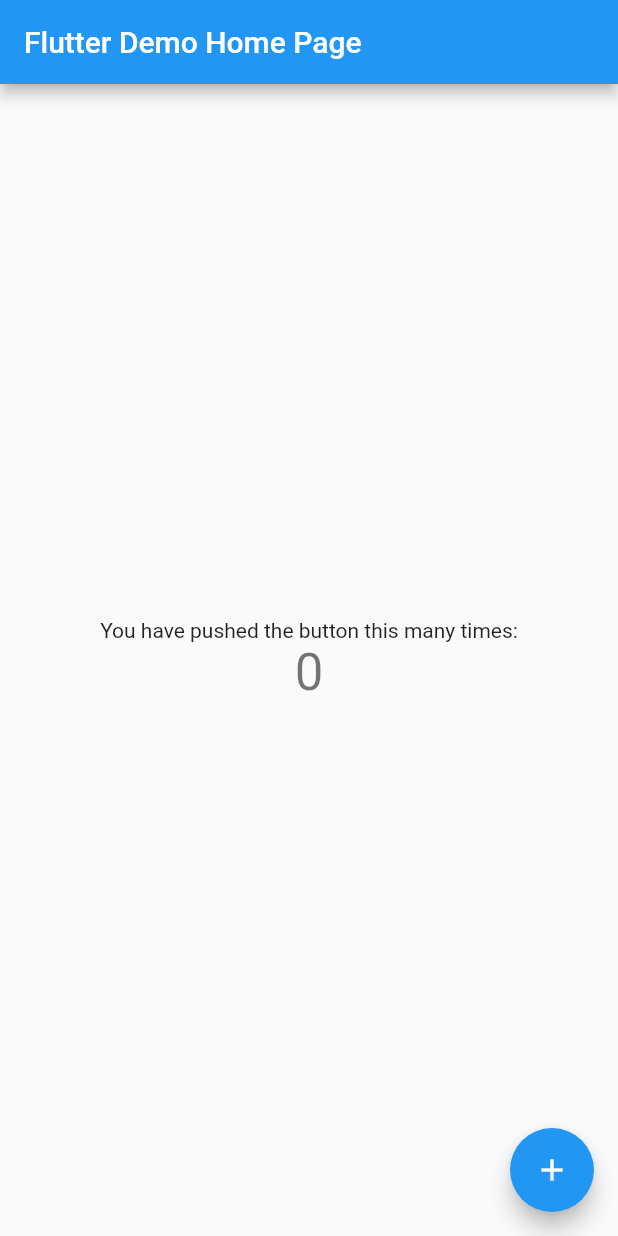
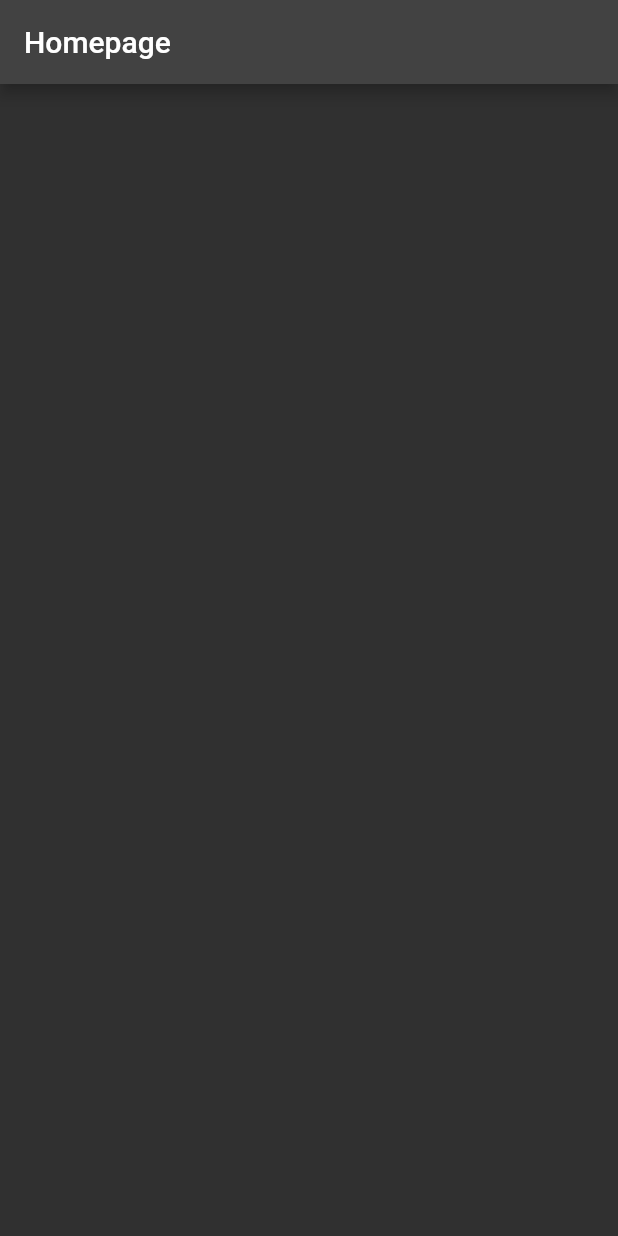
Before and after one commit to sahilambure94/instagramclone_flutter, a Flutter app: the screen it shows after launch, on a phone screen of 412 x 824 dp. Run offline on Flutter 3.47's test engine with Material 2 defaults, Android fonts, the light colour scheme and no system bars; our stand-ins replace firebase_core; accounts and stored records are empty.

```diff
--- a/lib/main.dart
+++ b/lib/main.dart
@@ -1,115 +1,39 @@
 import 'package:flutter/material.dart';
+import 'package:firebase_core/firebase_core.dart';
+import 'firebase_options.dart';
 
-void main() {
+void main() async {
+  WidgetsFlutterBinding.ensureInitialized();
+  await Firebase.initializeApp(
+    options: DefaultFirebaseOptions.currentPlatform,
+  );
   runApp(const MyApp());
 }
 
 class MyApp extends StatelessWidget {
   const MyApp({super.key});
 
-  // This widget is the root of your application.
   @override
   Widget build(BuildContext context) {
     return MaterialApp(
       title: 'Flutter Demo',
-      theme: ThemeData(
-        // This is the theme of your application.
-        //
-        // Try running your application with "flutter run". You'll see the
-        // application has a blue toolbar. Then, without quitting the app, try
-        // changing the primarySwatch below to Colors.green and then invoke
-        // "hot reload" (press "r" in the console where you ran "flutter run",
-        // or simply save your changes to "hot reload" in a Flutter IDE).
-        // Notice that the counter didn't reset back to zero; the application
-        // is not restarted.
-        primarySwatch: Colors.blue,
-      ),
-      home: const MyHomePage(title: 'Flutter Demo Home Page'),
+      theme: ThemeData.dark(),
+      darkTheme: ThemeData.dark().copyWith(indicatorColor: Colors.blueGrey),
+      debugShowCheckedModeBanner: false,
+      home: const MyHomePage(),
     );
   }
 }
 
-class MyHomePage extends StatefulWidget {
-  const MyHomePage({super.key, required this.title});
-
-  // This widget is the home page of your application. It is stateful, meaning
-  // that it has a State object (defined below) that contains fields that affect
-  // how it looks.
-
-  // This class is the configuration for the state. It holds the values (in this
-  // case the title) provided by the parent (in this case the App widget) and
-  // used by the build method of the State. Fields in a Widget subclass are
-  // always marked "final".
-
-  final String title;
-
-  @override
-  State<MyHomePage> createState() => _MyHomePageState();
-}
-
-class _MyHomePageState extends State<MyHomePage> {
-  int _counter = 0;
-
-  void _incrementCounter() {
-    setState(() {
-      // This call to setState tells the Flutter framework that something has
-      // changed in this State, which causes it to rerun the build method below
-      // so that the display can reflect the updated values. If we changed
-      // _counter without calling setState(), then the build method would not be
-      // called again, and so nothing would appear to happen.
-      _counter++;
-    });
-  }
+class MyHomePage extends StatelessWidget {
+  const MyHomePage({super.key});
 
   @override
   Widget build(BuildContext context) {
-    // This method is rerun every time setState is called, for instance as done
-    // by the _incrementCounter method above.
-    //
-    // The Flutter framework has been optimized to make rerunning build methods
-    // fast, so that you can just rebuild anything that needs updating rather
-    // than having to individually change instances of widgets.
     return Scaffold(
       appBar: AppBar(
-        // Here we take the value from the MyHomePage object that was created by
-        // the App.build method, and use it to set our appbar title.
-        title: Text(widget.title),
+        title: const Text('Homepage'),
       ),
-      body: Center(
-        // Center is a layout widget. It takes a single child and positions it
-        // in the middle of the parent.
-        child: Column(
-          // Column is also a layout widget. It takes a list of children and
-          // arranges them vertically. By default, it sizes itself to fit its
-          // children horizontally, and tries to be as tall as its parent.
-          //
-          // Invoke "debug painting" (press "p" in the console, choose the
-          // "Toggle Debug Paint" action from the Flutter Inspector in Android
-          // Studio, or the "Toggle Debug Paint" command in Visual Studio Code)
-          // to see the wireframe for each widget.
-          //
-          // Column has various properties to control how it sizes itself and
-          // how it positions its children. Here we use mainAxisAlignment to
-          // center the children vertically; the main axis here is the vertical
-          // axis because Columns are vertical (the cross axis would be
-          // horizontal).
-          mainAxisAlignment: MainAxisAlignment.center,
-          children: <Widget>[
-            const Text(
-              'You have pushed the button this many times:',
-            ),
-            Text(
-              '$_counter',
-              style: Theme.of(context).textTheme.headline4,
-            ),
-          ],
-        ),
-      ),
-      floatingActionButton: FloatingActionButton(
-        onPressed: _incrementCounter,
-        tooltip: 'Increment',
-        child: const Icon(Icons.add),
-      ), // This trailing comma makes auto-formatting nicer for build methods.
     );
   }
 }
```
Also changed, not shown: pubspec.yaml (+19 -0 lines), lib/firebase_options.dart (added), lib/state/auth/constants/constants.dart (added), pubspec.lock, 9 other files.
